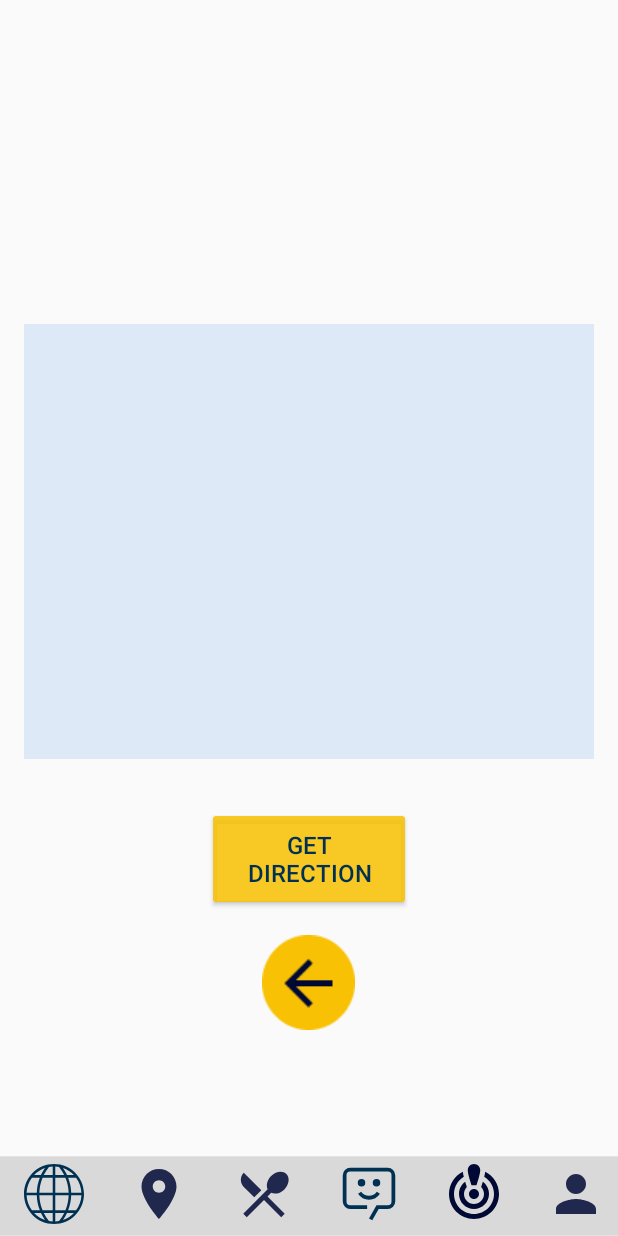
After one commit to IT21333620/IntelliGuide, an Android app built with Jetpack Compose: the fragment Directions placed in its activity, on a phone screen of 412 x 824 dp. The commit adds this screen. Run offline under Robolectric (Android 15) with nearby library versions, the phone set to English and light mode, and no system bars; our stand-ins replace Firebase (no records; nobody signed in at launch, a user with empty details on screens opened directly), Picasso; pictures from the network do not load.

Commit message:
modified directions and resturents within 5Km

```diff
--- /dev/null
+++ b/app/src/main/java/com/example/intelliguide/tourist/fragments/Directions.kt
@@ -0,0 +1,74 @@
+package com.example.intelliguide.tourist.fragments
+
+import android.content.Intent
+import android.net.Uri
+import android.os.Bundle
+import androidx.fragment.app.Fragment
+import android.view.LayoutInflater
+import android.view.View
+import android.view.ViewGroup
+import android.widget.Button
+import android.widget.ImageView
+import android.widget.TextView
+import com.example.intelliguide.R
+class Directions : Fragment() {
+
+    override fun onCreateView(
+        inflater: LayoutInflater, container: ViewGroup?,
+        savedInstanceState: Bundle?
+    ): View? {
+        val view = inflater.inflate(R.layout.fragment_directions, container, false)
+        val title = arguments?.getString("title")
+        val snippet = arguments?.getString("snippet")
+        val latitude = arguments?.getDouble("latitude")
+        val longitude = arguments?.getDouble("longitude")
+
+        // Find the TextViews in your layout
+        val titleTextView = view.findViewById<TextView>(R.id.window_title)
+        val snippetTextView = view.findViewById<TextView>(R.id.window_des)
+
+        // Set the captured data to your TextViews
+        titleTextView.text = title
+        snippetTextView.text = snippet
+
+        val directionsButton = view.findViewById<Button>(R.id.directions_btn)
+
+        // Set an onClickListener to open directions
+        directionsButton.setOnClickListener {
+            val destinationLatLng = "$latitude,$longitude"
+            val uri = "http://maps.google.com/maps?daddr=$destinationLatLng"
+
+            // Create an intent to open the maps application
+            val intent = Intent(Intent.ACTION_VIEW, Uri.parse(uri))
+
+            // Check if a maps application is available on the device
+            if (intent.resolveActivity(requireContext().packageManager) != null) {
+                startActivity(intent)
+            } else {
+                // If no maps application is available, open in a web browser
+                val webIntent = Intent(
+                    Intent.ACTION_VIEW,
+                    Uri.parse("http://maps.google.com/maps?daddr=$destinationLatLng")
+                )
+                startActivity(webIntent)
+            }
+        }
+
+        val backButton = view.findViewById<ImageView>(R.id.bck_btn)
+
+        backButton.setOnClickListener{
+            val fragment = destinations()
+            val fragmentManager = parentFragmentManager
+            fragmentManager.beginTransaction()
+                .replace(
+                    R.id.fragmentContainerView2,
+                    fragment
+                )
+                .addToBackStack(null)
+                .commit()
+        }
+        return view
+    }
+
+
+}
--- /dev/null
+++ b/app/src/main/res/layout/fragment_directions.xml
@@ -0,0 +1,73 @@
+<?xml version="1.0" encoding="utf-8"?>
+<androidx.constraintlayout.widget.ConstraintLayout xmlns:android="http://schemas.android.com/apk/res/android"
+    xmlns:app="http://schemas.android.com/apk/res-auto"
+    xmlns:tools="http://schemas.android.com/tools"
+    android:layout_width="match_parent"
+    android:layout_height="match_parent"
+    tools:context=".tourist.fragments.Directions">
+
+    <TextView
+        android:id="@+id/window_title"
+        android:layout_width="332dp"
+        android:layout_height="178dp"
+        android:layout_marginStart="32dp"
+        android:layout_marginTop="89dp"
+        android:layout_marginEnd="32dp"
+        android:textAlignment="center"
+        android:textAllCaps="true"
+        android:textColor="@color/TextColor"
+        android:textSize="32sp"
+        android:textStyle="bold"
+        app:layout_constraintBottom_toTopOf="@+id/window_des"
+        app:layout_constraintEnd_toEndOf="parent"
+        app:layout_constraintStart_toStartOf="parent"
+        app:layout_constraintTop_toTopOf="parent" />
+
+    <TextView
+        android:id="@+id/window_des"
+        android:layout_width="380dp"
+        android:layout_height="290dp"
+        android:layout_marginStart="19dp"
+        android:layout_marginTop="24dp"
+        android:layout_marginEnd="19dp"
+        android:background="@color/Trans_blue"
+        android:backgroundTint="@color/form_blue"
+        android:textAlignment="textStart"
+        android:textColor="@color/TextColor"
+        android:textSize="20sp"
+        android:textStyle="italic"
+        app:layout_constraintEnd_toEndOf="parent"
+        app:layout_constraintStart_toStartOf="parent"
+        app:layout_constraintTop_toBottomOf="@+id/window_title" />
+
+    <Button
+        android:id="@+id/directions_btn"
+        android:layout_width="0dp"
+        android:layout_height="69dp"
+        android:layout_marginStart="136dp"
+        android:layout_marginTop="32dp"
+        android:layout_marginEnd="136dp"
+        android:backgroundTint="@color/btn_yellow"
+        android:text="@string/Direction"
+        android:textAlignment="center"
+        android:textColor="@color/TextColor"
+        android:textSize="16sp"
+        app:layout_constraintBottom_toBottomOf="parent"
+        app:layout_constraintEnd_toEndOf="parent"
+        app:layout_constraintHorizontal_bias="1.0"
+        app:layout_constraintStart_toStartOf="parent"
+        app:layout_constraintTop_toBottomOf="@+id/window_des"
+        app:layout_constraintVertical_bias="0.0" />
+
+    <ImageView
+        android:id="@+id/bck_btn"
+        android:layout_width="wrap_content"
+        android:layout_height="wrap_content"
+        android:layout_marginStart="174dp"
+        android:layout_marginEnd="175dp"
+        android:layout_marginBottom="118dp"
+        android:src="@drawable/backbtn"
+        app:layout_constraintBottom_toBottomOf="parent"
+        app:layout_constraintEnd_toEndOf="parent"
+        app:layout_constraintStart_toStartOf="parent" />
+</androidx.constraintlayout.widget.ConstraintLayout>
--- a/app/src/main/res/values/strings.xml
+++ b/app/src/main/res/values/strings.xml
@@ -96,4 +96,5 @@
     <!-- TODO: Remove or change this placeholder text -->
     <string name="hello_blank_fragment">Hello blank fragment</string>
     <string name="AlertMiss">Alerted by mistakenly,no worries,Stop Alert</string>
+    <string name="Direction">Get Direction</string>
 </resources>
```
Also changed, not shown: app/src/main/java/com/example/intelliguide/tourist/fragments/destinations.kt (+57 -60 lines), app/src/main/java/com/example/intelliguide/tourist/fragments/restaurants.kt (+142 -3 lines), app/src/main/res/layout/custom_info.xml (deleted, +0 -48 lines), app/src/main/res/layout/fragment_restaurants.xml (+15 -5 lines).
